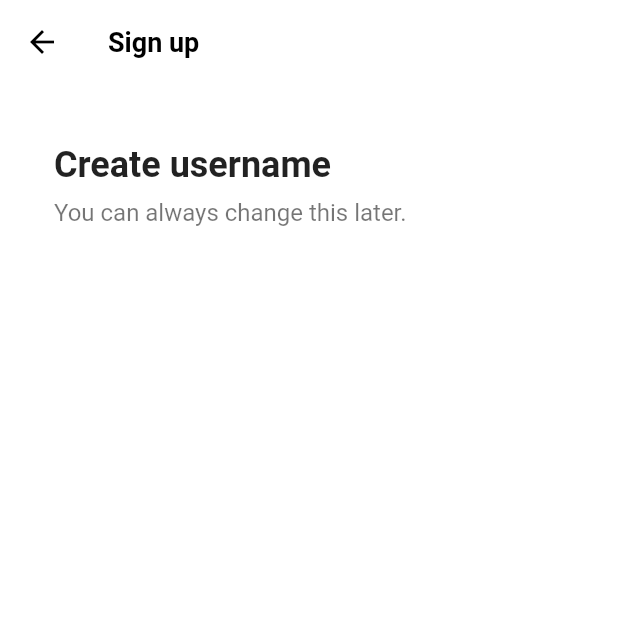
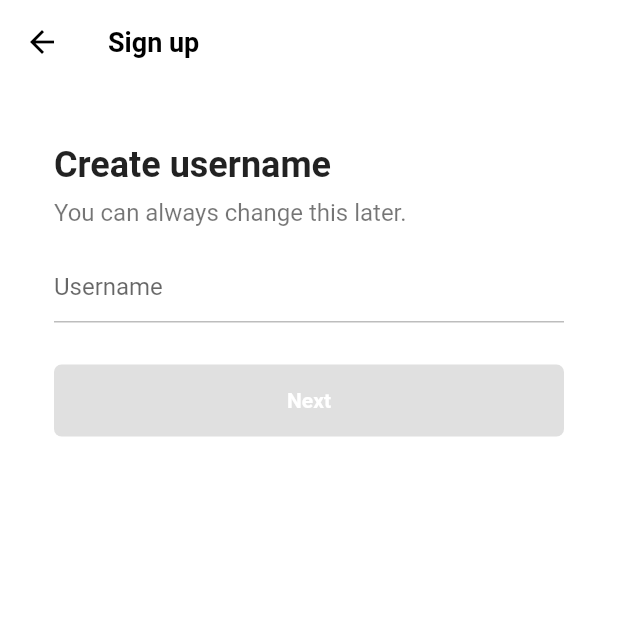
Before and after one commit to seo081225/tiktok_clone, a Flutter app: the UsernameScreen screen opened directly, on a phone screen of 412 x 824 dp, the top half of it. Run offline on Flutter 3.47's test engine with Material 2 defaults, Android fonts, the phone set to English and light mode, and no system bars; our stand-ins replace font_awesome_flutter.

Commit message:
#4.4 Username Screen

```diff
--- a/lib/features/authentication/username_screen.dart
+++ b/lib/features/authentication/username_screen.dart
@@ -2,8 +2,28 @@ import 'package:flutter/material.dart';
 import 'package:tiktok_clone_2023/constants/gaps.dart';
 import 'package:tiktok_clone_2023/constants/sizes.dart';
 
-class UsernameScreen extends StatelessWidget {
+class UsernameScreen extends StatefulWidget {
   const UsernameScreen({super.key});
+
+  @override
+  State<UsernameScreen> createState() => _UsernameScreenState();
+}
+
+class _UsernameScreenState extends State<UsernameScreen> {
+  final TextEditingController _usernameController = TextEditingController();
+
+  String _username = "";
+
+  @override
+  void initState() {
+    super.initState();
+
+    _usernameController.addListener(() {
+      setState(() {
+        _username = _usernameController.text;
+      });
+    });
+  }
 
   @override
   Widget build(BuildContext context) {
@@ -19,9 +39,9 @@ class UsernameScreen extends StatelessWidget {
           ),
           child: Column(
             crossAxisAlignment: CrossAxisAlignment.start,
-            children: const [
+            children: [
               Gaps.v40,
-              Text(
+              const Text(
                 "Create username",
                 style: TextStyle(
                   fontSize: Sizes.size24,
@@ -29,11 +49,53 @@ class UsernameScreen extends StatelessWidget {
                 ),
               ),
               Gaps.v8,
-              Text(
+              const Text(
                 "You can always change this later.",
                 style: TextStyle(
                   fontSize: Sizes.size16,
                   color: Colors.black54,
+                ),
+              ),
+              Gaps.v16,
+              TextField(
+                controller: _usernameController,
+                decoration: InputDecoration(
+                  hintText: "Username",
+                  enabledBorder: UnderlineInputBorder(
+                    borderSide: BorderSide(
+                      color: Colors.grey.shade400,
+                    ),
+                  ),
+                  focusedBorder: UnderlineInputBorder(
+                    borderSide: BorderSide(
+                      color: Colors.grey.shade400,
+                    ),
+                  ),
+                ),
+                cursorColor: Theme.of(context).primaryColor,
+              ),
+              Gaps.v28,
+              FractionallySizedBox(
+                widthFactor: 1,
+                child: AnimatedContainer(
+                  padding: const EdgeInsets.symmetric(
+                    vertical: Sizes.size16,
+                  ),
+                  decoration: BoxDecoration(
+                    borderRadius: BorderRadius.circular(Sizes.size5),
+                    color: _username.isEmpty
+                        ? Colors.grey.shade300
+                        : Theme.of(context).primaryColor,
+                  ),
+                  duration: const Duration(milliseconds: 500),
+                  child: const Text(
+                    'Next',
+                    textAlign: TextAlign.center,
+                    style: TextStyle(
+                      color: Colors.white,
+                      fontWeight: FontWeight.w600,
+                    ),
+                  ),
                 ),
               ),
             ],
```
